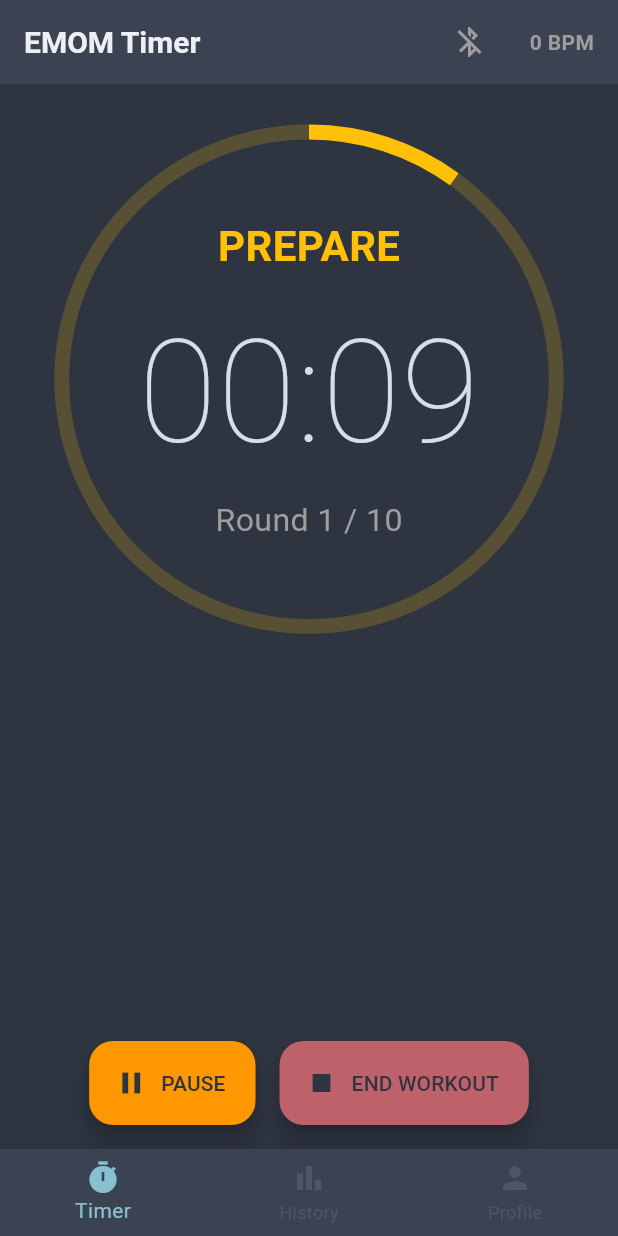
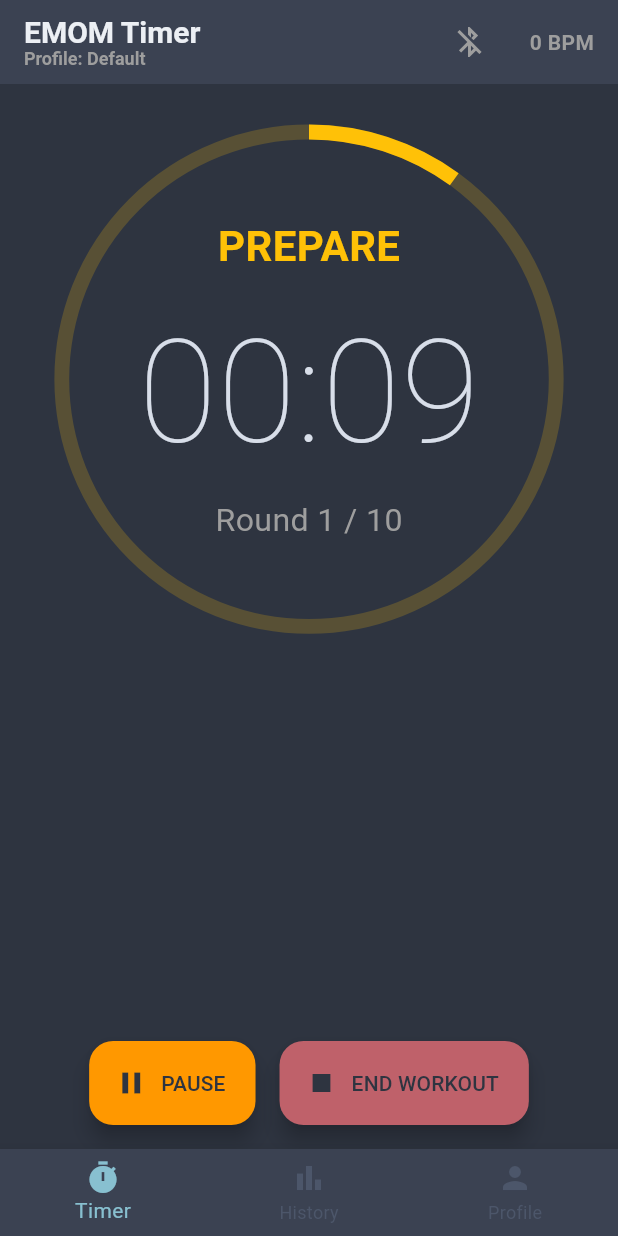
Before and after one commit to rohitraghuwanshi10/emom-timer-flutter, a Flutter app: the screen it shows after launch, after a tap on "Auto Regulate Rest", on a phone screen of 412 x 824 dp. Run offline on Flutter 3.47's test engine with Material 3 defaults, Android fonts, the phone set to English and light mode, and no system bars; our stand-ins replace audioplayers, fl_chart, flutter_blue_plus, sqflite, sqflite_common_ffi; accounts and stored records are empty.

Commit message:
refactor: persist TimerScreen state using IndexedStack and expose loadProfileSettings for navigation updates

```diff
--- a/lib/main.dart
+++ b/lib/main.dart
@@ -66,23 +66,28 @@ class MainNavigationScreen extends StatefulWidget {
 
 class _MainNavigationScreenState extends State<MainNavigationScreen> {
   int _currentIndex = 0;
-
-  final List<Widget> _screens = [
-    const TimerScreen(),
-    const HistoryScreen(),
-    const ProfileScreen(),
-  ];
+  final GlobalKey<TimerScreenState> _timerKey = GlobalKey<TimerScreenState>();
 
   @override
   Widget build(BuildContext context) {
     return Scaffold(
-      body: _screens[_currentIndex],
+      body: IndexedStack(
+        index: _currentIndex,
+        children: [
+          TimerScreen(key: _timerKey),
+          const HistoryScreen(),
+          const ProfileScreen(),
+        ],
+      ),
       bottomNavigationBar: BottomNavigationBar(
         currentIndex: _currentIndex,
         onTap: (index) {
           setState(() {
             _currentIndex = index;
           });
+          if (index == 0) {
+            _timerKey.currentState?.loadProfileSettings();
+          }
         },
         items: const [
           BottomNavigationBarItem(
--- a/lib/screens/timer_screen.dart
+++ b/lib/screens/timer_screen.dart
@@ -11,10 +11,10 @@ class TimerScreen extends StatefulWidget {
   const TimerScreen({Key? key}) : super(key: key);
 
   @override
-  State<TimerScreen> createState() => _TimerScreenState();
+  State<TimerScreen> createState() => TimerScreenState();
 }
 
-class _TimerScreenState extends State<TimerScreen> with SingleTickerProviderStateMixin {
+class TimerScreenState extends State<TimerScreen> with SingleTickerProviderStateMixin {
   WorkoutEngine? _engine;
   StreamSubscription? _workoutSubscription;
   StreamSubscription? _hrSubscription;
@@ -58,11 +58,11 @@ class _TimerScreenState extends State<TimerScreen> with SingleTickerProviderStat
     super.initState();
     _progressController = AnimationController(vsync: this);
     AudioService.instance; // Force lazy-init to eagerly preload audio assets
-    _loadProfileSettings();
+    loadProfileSettings();
     _setupBluetooth();
   }
 
-  Future<void> _loadProfileSettings() async {
+  Future<void> loadProfileSettings() async {
     try {
       final activeProfile = await DatabaseHelper.instance.getActiveProfileName();
       final db = await DatabaseHelper.instance.database;
@@ -661,7 +661,13 @@ class _TimerScreenState extends State<TimerScreen> with SingleTickerProviderStat
 
     return Scaffold(
       appBar: AppBar(
-        title: const Text('EMOM Timer'),
+        title: Column(
+          crossAxisAlignment: CrossAxisAlignment.start,
+          children: [
+            const Text('EMOM Timer'),
+            Text('Profile: $_profileName', style: const TextStyle(fontSize: 12, color: Colors.grey)),
+          ],
+        ),
         actions: [
           IconButton(
             icon: Icon(
```
